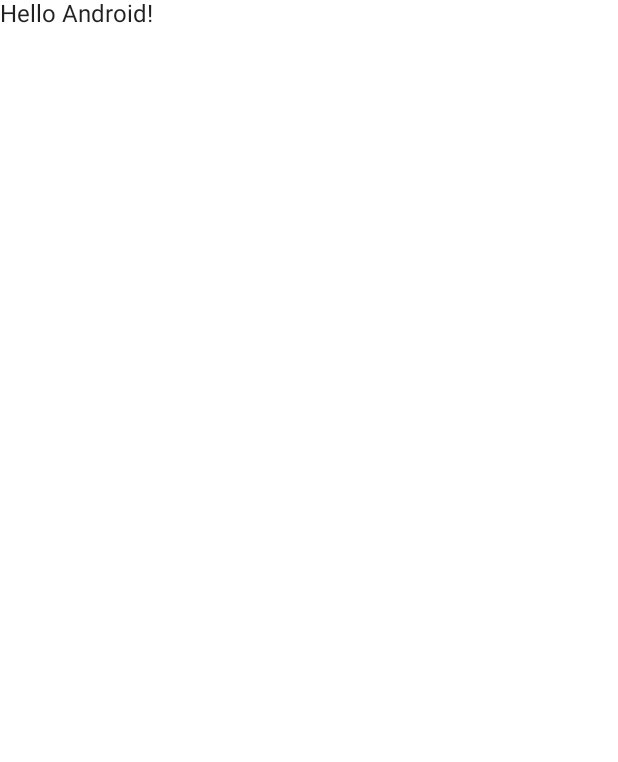
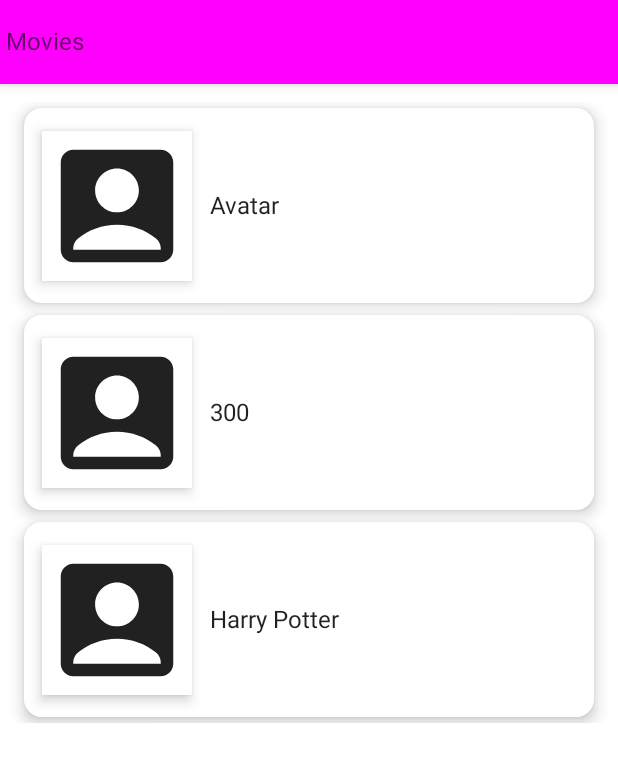
Before and after one commit to nishatoma/MovieApp, an Android app built with Jetpack Compose: the screen it shows after launch (MainActivity), on a phone screen of 412 x 824 dp. Before the commit the part shown is almost empty. Shown: the top 762 px of the screen. Run offline under Robolectric (Android 15) with nearby library versions, the phone set to English and light mode, and no system bars.

Commit message:
Add Lazy Column

```diff
--- a/app/src/main/java/com/example/movieapp/MainActivity.kt
+++ b/app/src/main/java/com/example/movieapp/MainActivity.kt
@@ -3,28 +3,105 @@ package com.example.movieapp
 import android.os.Bundle
 import androidx.activity.ComponentActivity
 import androidx.activity.compose.setContent
-import androidx.compose.material.MaterialTheme
-import androidx.compose.material.Surface
-import androidx.compose.material.Text
+import androidx.compose.foundation.layout.*
+import androidx.compose.foundation.lazy.LazyColumn
+import androidx.compose.foundation.lazy.items
+import androidx.compose.foundation.shape.CornerSize
+import androidx.compose.foundation.shape.RoundedCornerShape
+import androidx.compose.material.*
+import androidx.compose.material.icons.Icons
+import androidx.compose.material.icons.filled.AccountBox
 import androidx.compose.runtime.Composable
+import androidx.compose.ui.Alignment
+import androidx.compose.ui.Modifier
+import androidx.compose.ui.graphics.Color
+import androidx.compose.ui.graphics.RectangleShape
 import androidx.compose.ui.tooling.preview.Preview
+import androidx.compose.ui.unit.dp
 import com.example.movieapp.ui.theme.MovieAppTheme
 
 class MainActivity : ComponentActivity() {
     override fun onCreate(savedInstanceState: Bundle?) {
         super.onCreate(savedInstanceState)
         setContent {
-            MovieAppTheme {
-                // A surface container using the 'background' color from the theme
-                Surface(color = MaterialTheme.colors.background) {
-                    Greeting("Android")
-                }
+            MyApp {
+                MainContent()
             }
         }
     }
 }
 
 @Composable
+fun MyApp(content: @Composable () -> Unit) {
+    MovieAppTheme {
+        // Scaffold
+        Scaffold(topBar = {
+            TopAppBar(
+                backgroundColor = Color.Magenta,
+                elevation = 5.dp
+            ) {
+                Text(text = "Movies")
+            }
+        }) {
+            content()
+        }
+    }
+}
+
+@Composable
+fun MainContent(
+    movieList: List<String> = listOf(
+        "Avatar",
+        "300",
+        "Harry Potter"
+    )
+) {
+    // Create a structure that will allow us to create
+    // a list of movies
+    Column(modifier = Modifier.padding(12.dp)) {
+        LazyColumn() {
+            items(items = movieList) {
+                MovieRow(movie = it)
+            }
+        }
+    }
+}
+
+@Composable
+fun MovieRow(movie: String) {
+    Card(modifier = Modifier
+        .padding(4.dp)
+        .fillMaxWidth()
+        .height(130.dp),
+    shape = RoundedCornerShape(corner = CornerSize(12.dp)),
+    elevation = 6.dp) {
+        Row(verticalAlignment = Alignment.CenterVertically,
+        horizontalArrangement = Arrangement.Start) {
+            Surface(modifier = Modifier
+                .padding(12.dp)
+                .size(100.dp),
+            shape = RectangleShape,
+            elevation = 5.dp) {
+                Icon(imageVector = Icons.Default.AccountBox,
+                    contentDescription = "Movie Image")
+            }
+
+            Text(text = movie)
+        }
+
+    }
+}
+
+@Preview(showBackground = true)
+@Composable
+fun DefaultPreview() {
+    MyApp {
+        MainContent()
+    }
+}
+
+
+@Composable
 fun Greeting(name: String) {
     Text(text = "Hello $name!")
 }
```
